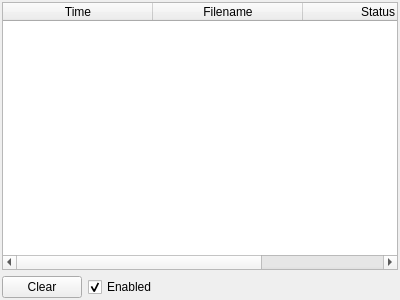
nem0/LumixEngine, file qteditor/QtEditor/fileserverwidget.ui: the form before one commit.
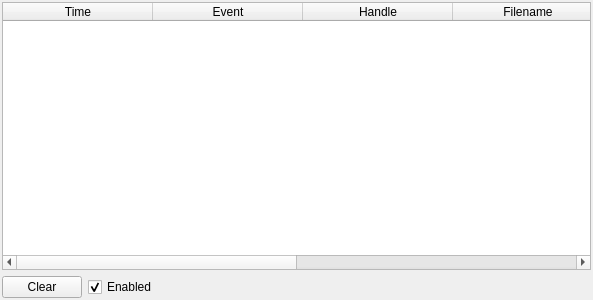
The form after the commit.

Commit message: - improved file events server - fixed unit tests

The edit to the form file:
```diff
--- a/qteditor/QtEditor/fileserverwidget.ui
+++ b/qteditor/QtEditor/fileserverwidget.ui
@@ -6,7 +6,7 @@
    <rect>
     <x>0</x>
     <y>0</y>
-    <width>400</width>
+    <width>593</width>
     <height>300</height>
    </rect>
   </property>
@@ -46,6 +46,16 @@
         <string>Time</string>
        </property>
       </column>
+      <column>
+       <property name="text">
+        <string>Event</string>
+       </property>
+      </column>
+      <column>
+       <property name="text">
+        <string>Handle</string>
+       </property>
+      </column>
       <column>
        <property name="text">
         <string>Filename</string>
@@ -53,7 +63,12 @@
       </column>
       <column>
        <property name="text">
-        <string>Status</string>
+        <string>Parameter</string>
+       </property>
+      </column>
+      <column>
+       <property name="text">
+        <string>Return</string>
        </property>
       </column>
      </widget>
```
The commit also changes 10 other files.
